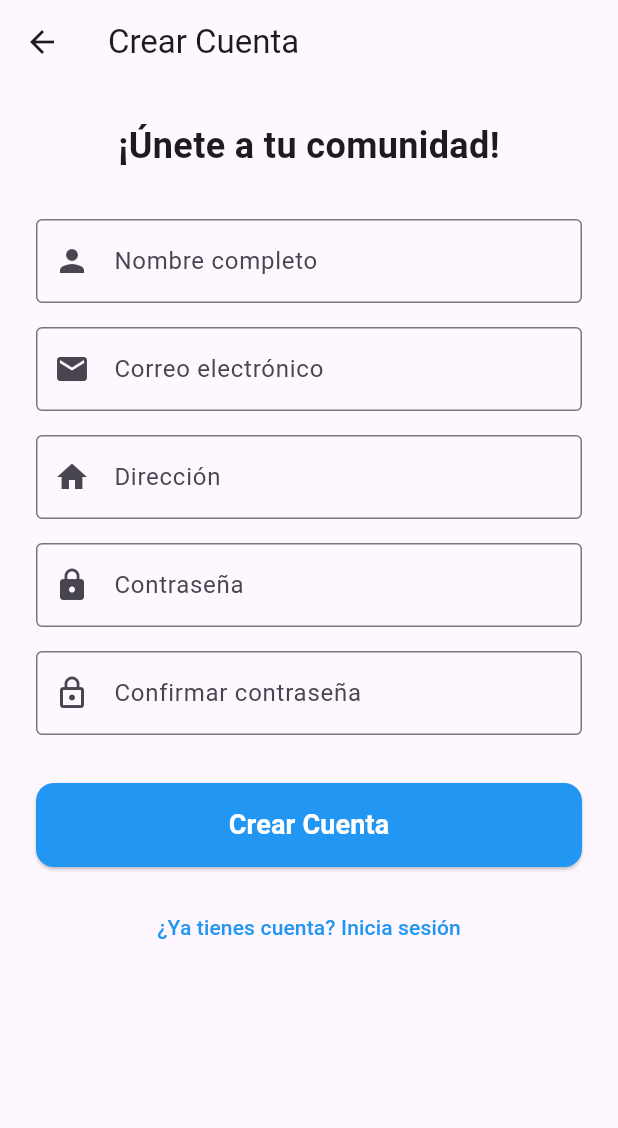
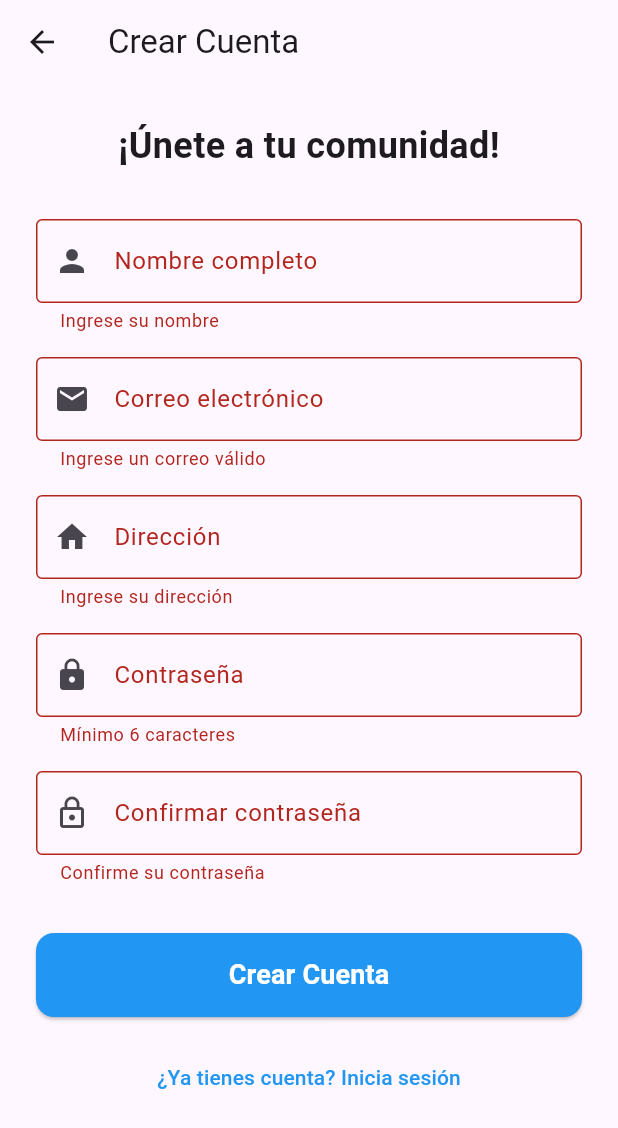
Before and after one commit to ESTEBANTRAN/veci_app2, a Flutter app: the CrearCuentaView screen opened by its route, after a tap on "Crear Cuenta", on a phone screen of 412 x 824 dp. Shown: the top 1128 px of the screen. Run offline on Flutter 3.47's test engine with Material 3 defaults, Android fonts, the light colour scheme and no system bars; our stand-ins replace cloud_firestore, firebase_auth, firebase_core, get, google_sign_in; accounts and stored records are empty.

Commit message:
feat: Añadir controlador de perfil y vista de creación de cuenta
- Se creó el ProfileController para gestionar la información del usuario.
- Se implementó la vista CrearCuentaView con validación de formulario y lógica de registro.
- Se añadieron campos para nombre, correo, dirección y contraseñas, junto con mensajes de retroalimentación para el usuario.

```diff
--- a/lib/presentation/routes/views/create_account.dart
+++ b/lib/presentation/routes/views/create_account.dart
@@ -1,8 +1,72 @@
 import 'package:flutter/material.dart';
 import 'package:get/get.dart';
+import '../../../bloc/controllers/auth_controller.dart';
+import '../../routes/routes.dart';
 
-class CrearCuentaView extends StatelessWidget {
+class CrearCuentaView extends StatefulWidget {
   const CrearCuentaView({super.key});
+
+  @override
+  State<CrearCuentaView> createState() => _CrearCuentaViewState();
+}
+
+class _CrearCuentaViewState extends State<CrearCuentaView> {
+  final _formKey = GlobalKey<FormState>();
+  final _nameController = TextEditingController();
+  final _emailController = TextEditingController();
+  final _addressController = TextEditingController();
+  final _passwordController = TextEditingController();
+  final _confirmPasswordController = TextEditingController();
+  bool _isLoading = false;
+
+  final authController = Get.find<AuthController>();
+
+  @override
+  void dispose() {
+    _nameController.dispose();
+    _emailController.dispose();
+    _addressController.dispose();
+    _passwordController.dispose();
+    _confirmPasswordController.dispose();
+    super.dispose();
+  }
+
+  Future<void> _register() async {
+    if (!_formKey.currentState!.validate()) return;
+    if (_passwordController.text != _confirmPasswordController.text) {
+      Get.snackbar(
+        'Error',
+        'Las contraseñas no coinciden',
+        backgroundColor: Colors.red,
+        colorText: Colors.white,
+      );
+      return;
+    }
+    setState(() => _isLoading = true);
+    final success = await authController.registerWithEmailAndPassword(
+      name: _nameController.text.trim(),
+      email: _emailController.text.trim(),
+      password: _passwordController.text,
+      address: _addressController.text.trim(),
+    );
+    setState(() => _isLoading = false);
+    if (success) {
+      Get.snackbar(
+        'Éxito',
+        'Cuenta creada correctamente',
+        backgroundColor: Colors.green,
+        colorText: Colors.white,
+      );
+      Routes.goToHome();
+    } else {
+      Get.snackbar(
+        'Error',
+        'No se pudo crear la cuenta',
+        backgroundColor: Colors.red,
+        colorText: Colors.white,
+      );
+    }
+  }
 
   @override
   Widget build(BuildContext context) {
@@ -17,79 +81,90 @@ class CrearCuentaView extends StatelessWidget {
       body: SingleChildScrollView(
         child: Padding(
           padding: const EdgeInsets.all(24.0),
+          child: Form(
+            key: _formKey,
             child: Column(
               crossAxisAlignment: CrossAxisAlignment.stretch,
               children: [
                 const Text(
                   '¡Únete a tu comunidad!',
-                style: TextStyle(
-                  fontSize: 24,
-                  fontWeight: FontWeight.bold,
-                ),
+                  style: TextStyle(fontSize: 24, fontWeight: FontWeight.bold),
                   textAlign: TextAlign.center,
                 ),
                 const SizedBox(height: 32),
-
                 // Campo de nombre
                 TextFormField(
+                  controller: _nameController,
                   decoration: const InputDecoration(
                     labelText: 'Nombre completo',
                     prefixIcon: Icon(Icons.person),
                     border: OutlineInputBorder(),
                   ),
+                  validator: (value) => value == null || value.isEmpty
+                      ? 'Ingrese su nombre'
+                      : null,
                 ),
                 const SizedBox(height: 16),
-
                 // Campo de email
                 TextFormField(
+                  controller: _emailController,
                   decoration: const InputDecoration(
                     labelText: 'Correo electrónico',
                     prefixIcon: Icon(Icons.email),
                     border: OutlineInputBorder(),
                   ),
                   keyboardType: TextInputType.emailAddress,
+                  validator: (value) => value == null || !value.contains('@')
+                      ? 'Ingrese un correo válido'
+                      : null,
                 ),
                 const SizedBox(height: 16),
-
                 // Campo de dirección
                 TextFormField(
+                  controller: _addressController,
                   decoration: const InputDecoration(
                     labelText: 'Dirección',
                     prefixIcon: Icon(Icons.home),
                     border: OutlineInputBorder(),
                   ),
+                  validator: (value) => value == null || value.isEmpty
+                      ? 'Ingrese su dirección'
+                      : null,
                 ),
                 const SizedBox(height: 16),
-
                 // Campo de contraseña
                 TextFormField(
+                  controller: _passwordController,
                   decoration: const InputDecoration(
                     labelText: 'Contraseña',
                     prefixIcon: Icon(Icons.lock),
                     border: OutlineInputBorder(),
                   ),
                   obscureText: true,
+                  validator: (value) => value == null || value.length < 6
+                      ? 'Mínimo 6 caracteres'
+                      : null,
                 ),
                 const SizedBox(height: 16),
-
                 // Campo de confirmar contraseña
                 TextFormField(
+                  controller: _confirmPasswordController,
                   decoration: const InputDecoration(
                     labelText: 'Confirmar contraseña',
                     prefixIcon: Icon(Icons.lock_outline),
                     border: OutlineInputBorder(),
                   ),
                   obscureText: true,
+                  validator: (value) => value == null || value.isEmpty
+                      ? 'Confirme su contraseña'
+                      : null,
                 ),
                 const SizedBox(height: 32),
-
                 // Botón de crear cuenta
                 SizedBox(
                   height: 56,
                   child: ElevatedButton(
-                  onPressed: () {
-                    // Implementar lógica de registro
-                  },
+                    onPressed: _isLoading ? null : _register,
                     style: ElevatedButton.styleFrom(
                       backgroundColor: Colors.blue,
                       foregroundColor: Colors.white,
@@ -97,7 +172,9 @@ class CrearCuentaView extends StatelessWidget {
                         borderRadius: BorderRadius.circular(12),
                       ),
                     ),
-                  child: const Text(
+                    child: _isLoading
+                        ? const CircularProgressIndicator(color: Colors.white)
+                        : const Text(
                             'Crear Cuenta',
                             style: TextStyle(
                               fontSize: 18,
@@ -106,9 +183,7 @@ class CrearCuentaView extends StatelessWidget {
                           ),
                   ),
                 ),
-
                 const SizedBox(height: 16),
-
                 // Enlace para iniciar sesión
                 TextButton(
                   onPressed: () => Get.back(),
@@ -121,6 +196,7 @@ class CrearCuentaView extends StatelessWidget {
             ),
           ),
         ),
+      ),
     );
   }
 }
```
Also changed, not shown: lib/bloc/controllers/profile_controller.dart (added, +32 -0 lines). Lines whose indentation alone changed are shown as unchanged.
